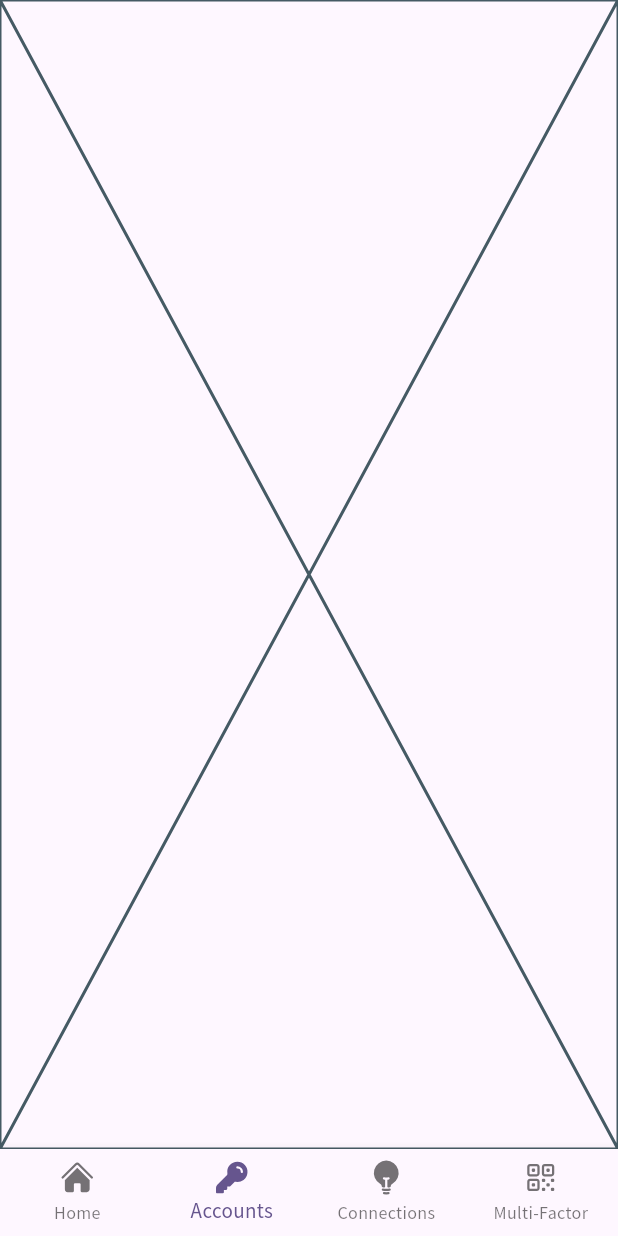
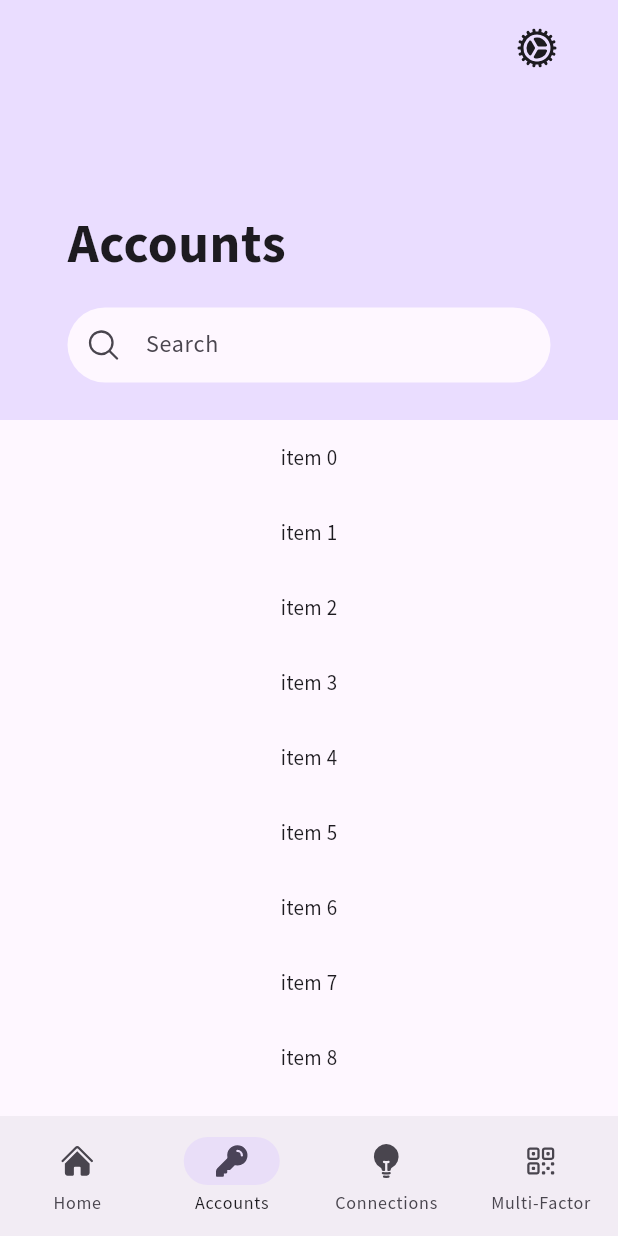
Before and after one commit to SamJakob/CyberGuard, a Flutter app: the screen it shows after launch, after a tap on "Go to Accounts", on a phone screen of 412 x 824 dp. Run offline on Flutter 3.47's test engine with Material 2 defaults, Android fonts, the phone set to English and light mode, and no system bars; our stand-ins replace auto_size_text, get_it, go_router, heroicons, hooks_riverpod.

Commit message:
Design overhaul

```diff
--- a/lib/app.dart
+++ b/lib/app.dart
@@ -36,17 +36,20 @@
         GoRoute(
           path: '/accounts',
           parentNavigatorKey: _shellNavigatorKey,
-          pageBuilder: (final context, final state) => RootScreen.createTabPageBuilder(context, state, const AccountsScreen()),
+          pageBuilder: (final context, final state) =>
+              RootScreen.createTabPageBuilder(context, state, AccountsScreen()),
         ),
         GoRoute(
           path: '/connections',
           parentNavigatorKey: _shellNavigatorKey,
-          pageBuilder: (final context, final state) => RootScreen.createTabPageBuilder(context, state, const ConnectionsScreen()),
+          pageBuilder: (final context, final state) =>
+              RootScreen.createTabPageBuilder(context, state, const ConnectionsScreen()),
         ),
         GoRoute(
           path: '/multi-factor',
           parentNavigatorKey: _shellNavigatorKey,
-          pageBuilder: (final context, final state) => RootScreen.createTabPageBuilder(context, state, const MultiFactorScreen()),
+          pageBuilder: (final context, final state) =>
+              RootScreen.createTabPageBuilder(context, state, const MultiFactorScreen()),
         )
       ],
     ),
@@ -67,6 +70,7 @@
         title: 'CyberGuard',
         theme: ThemeData(
           useMaterial3: true,
+          brightness: Brightness.light,
           colorSchemeSeed: kAppThemeColor,
           fontFamily: "Source Sans Pro",
           highlightColor: Colors.transparent,
--- a/lib/const/branding.dart
+++ b/lib/const/branding.dart
@@ -3,19 +3,4 @@
 import 'package:flutter/material.dart';
 
 const String kAppName = "CyberGuard";
-
-const MaterialColor kAppThemeColor = MaterialColor(
-  0xFF8E61F0,
-  <int, Color>{
-    50: Color(0xFFF1ECFD),
-    100: Color(0xFFDDD0FB),
-    200: Color(0xFFC7B0F8),
-    300: Color(0xFFB090F5),
-    400: Color(0xFF9F79F2),
-    500: Color(0xFF8E61F0),
-    600: Color(0xFF8659EE),
-    700: Color(0xFF7B4FEC),
-    800: Color(0xFF7145E9),
-    900: Color(0xFF5F33E5),
-  },
-);
+const Color kAppThemeColor = Color(0xFF8E61F0);
--- a/lib/interface/components/progress_wheel.dart
+++ b/lib/interface/components/progress_wheel.dart
@@ -1,5 +1,6 @@
 import 'dart:math';
 
+import 'package:cyberguard/interface/utility/context.dart';
 import 'package:flutter/material.dart';
 import 'package:vector_math/vector_math.dart' as vector_math;
 
@@ -27,7 +28,7 @@
             size: Size.square(size),
             painter: _ProgressWheelIndicator(
               backgroundColor: Theme.of(context).colorScheme.inversePrimary.withOpacity(0.4),
-              color: Theme.of(context).colorScheme.onPrimary,
+              color: context.colorScheme.onPrimaryContainer,
               value: value,
             ),
           ),
--- a/lib/interface/partials/level_score_wheel.dart
+++ b/lib/interface/partials/level_score_wheel.dart
@@ -27,7 +27,7 @@
           minFontSize: (size * 0.2).roundToDouble(),
           style: TextStyle(
             fontWeight: FontWeight.w900,
-            color: context.colorScheme.background,
+            color: context.colorScheme.onPrimaryContainer,
           ),
         ),
         AutoSizeText(
@@ -35,7 +35,7 @@
           minFontSize: (size * 0.085).roundToDouble(),
           style: TextStyle(
             fontWeight: FontWeight.bold,
-            color: context.colorScheme.onPrimary,
+            color: context.colorScheme.onPrimaryContainer,
           ),
         ),
       ],
--- /dev/null
+++ b/lib/interface/partials/root_app_bar.dart
@@ -0,0 +1,187 @@
+import 'dart:ui';
+
+import 'package:cyberguard/const/interface.dart';
+import 'package:cyberguard/interface/utility/context.dart';
+import 'package:flutter/material.dart';
+import 'package:flutter/scheduler.dart';
+import 'package:go_router/go_router.dart';
+import 'package:heroicons/heroicons.dart';
+
+class RootAppBar extends StatefulWidget {
+  final String title;
+  final double collapsedHeight;
+  final double expandedHeight;
+  final Widget? bottomWidget;
+  final double bottomWidgetSize;
+  final bool autoPadBottomWidget;
+  final bool forceShrink;
+
+  RootAppBar({
+    final Key? key,
+    required this.title,
+    this.collapsedHeight = 64,
+    final double expandedHeight = 200,
+    this.bottomWidget,
+    final double? bottomWidgetSize,
+    this.autoPadBottomWidget = false,
+    this.forceShrink = false,
+  })  : assert(bottomWidget != null ? bottomWidgetSize != null : true,
+            "If the bottomWidget is present, its size must be set."),
+        bottomWidgetSize = bottomWidget != null ? bottomWidgetSize! : 0,
+        expandedHeight =
+            forceShrink ? collapsedHeight : expandedHeight + (bottomWidget != null ? bottomWidgetSize ?? 0 : 0),
+        super(key: key);
+
+  @override
+  State<RootAppBar> createState() => _RootAppBarState();
+}
+
+class _RootAppBarState extends State<RootAppBar> {
+  final shrinkController = _RootAppBarShrinkController(initialScrollProgress: 1.0);
+
+  @override
+  void initState() {
+    shrinkController.addListener(() {
+      if (mounted) setState(() {});
+    });
+
+    super.initState();
+  }
+
+  @override
+  Widget build(final BuildContext context) {
+    final titleStyle = TextStyle(
+      color: Theme.of(context).colorScheme.onSurface,
+      fontWeight: FontWeight.bold,
+      fontSize: 24,
+    );
+
+    return SliverAppBar.large(
+      pinned: true,
+      centerTitle: false,
+      elevation: 3,
+      foregroundColor: context.colorScheme.onSurface,
+      collapsedHeight: widget.collapsedHeight,
+      expandedHeight: widget.expandedHeight,
+      flexibleSpace: Container(
+        color: context.colorScheme.primaryContainer,
+        child: SafeArea(
+          top: true,
+          child: LayoutBuilder(
+            builder: (final context, final constraints) {
+              final double scrollProgress = (() {
+                // Special case: if we want to force a shrink, we should return a value indicating the scroll progress
+                // is 1.0 (e.g., for a search query).
+                if (widget.forceShrink) return 0.0;
+
+                // Otherwise, render scroll percentage as a function of the difference between collapsed and expanded
+                // heights.
+                return ((constraints.maxHeight - widget.collapsedHeight - (widget.bottomWidgetSize)) /
+                        (widget.expandedHeight - widget.collapsedHeight - (widget.bottomWidgetSize)))
+                    .clamp(0.0, 1.0);
+              })();
+
+              SchedulerBinding.instance.addPostFrameCallback((final _) {
+                shrinkController.scrollProgress = scrollProgress;
+              });
+
+              return Stack(
+                fit: StackFit.expand,
+                children: [
+                  FadeTransition(
+                    opacity: AlwaysStoppedAnimation<double>(const Interval(0.0, 0.8).transform(scrollProgress)),
+                    child: Transform.scale(
+                      alignment: Alignment.bottomLeft,
+                      scale: shrinkController.scaleFactor,
+                      child: Column(
+                        crossAxisAlignment: CrossAxisAlignment.start,
+                        mainAxisAlignment: MainAxisAlignment.end,
+                        children: [
+                          Expanded(
+                            child: Align(
+                              alignment: Alignment.bottomLeft,
+                              child: AnimatedContainer(
+                                curve: Curves.easeInOut,
+                                duration: const Duration(milliseconds: 10),
+                                padding: const EdgeInsets.symmetric(horizontal: kSpaceUnitPx * 1.5).copyWith(
+                                  bottom: (kSpaceUnitPx + widget.bottomWidgetSize * 1 / shrinkController.scaleFactor) *
+                                      0.85,
+                                ),
+                                child: Text(
+                                  widget.title,
+                                  style: titleStyle.copyWith(fontSize: 24),
+                                ),
+                              ),
+                            ),
+                          ),
+                        ],
+                      ),
+                    ),
+                  ),
+                  FadeTransition(
+                    opacity: AlwaysStoppedAnimation<double>(const Interval(0.8, 1.0).transform(1 - scrollProgress)),
+                    child: Align(
+                      alignment: Alignment.topLeft,
+                      child: SizedBox(
+                        height: widget.collapsedHeight,
+                        child: Align(
+                          alignment: Alignment.centerLeft,
+                          child: Padding(
+                            padding: const EdgeInsets.symmetric(horizontal: kSpaceUnitPx * 1.5),
+                            child: Text(widget.title, style: titleStyle),
+                          ),
+                        ),
+                      ),
+                    ),
+                  ),
+                ],
+              );
+            },
+          ),
+        ),
+      ),
+      actions: [
+        IconButton(
+          onPressed: () {
+            context.push('/settings');
+          },
+          icon: const HeroIcon(HeroIcons.cog, size: 32),
+        ),
+        const SizedBox(width: kSpaceUnitPx * 1.5)
+      ],
+      bottom: widget.bottomWidget != null
+          ? PreferredSize(
+              preferredSize: Size.fromHeight(widget.bottomWidgetSize),
+              child: SizedBox(
+                height: widget.bottomWidgetSize,
+                width: double.infinity,
+                child: AnimatedContainer(
+                  curve: Curves.easeInOut,
+                  duration: const Duration(milliseconds: 10),
+                  padding: (widget.autoPadBottomWidget
+                          ? EdgeInsets.symmetric(horizontal: kSpaceUnitPx * 1.5 * shrinkController.scaleFactor)
+                          : EdgeInsets.zero)
+                      .copyWith(bottom: kSpaceUnitPx * (shrinkController.scrollProgress)),
+                  child: widget.bottomWidget!,
+                ),
+              ),
+            )
+          : null,
+    );
+  }
+}
+
+class _RootAppBarShrinkController extends ValueNotifier<double> {
+  _RootAppBarShrinkController({
+    required final double initialScrollProgress,
+  }) : super(initialScrollProgress);
+
+  double get scrollProgress => value;
+  double get scaleFactor => lerpDouble(1.0, 1.5, scrollProgress) ?? 1.0;
+
+  set scrollProgress(final double scrollProgress) {
+    if (value == scrollProgress) return;
+    value = scrollProgress;
+    notifyListeners();
+  }
+}
--- a/lib/interface/screens/root.dart
+++ b/lib/interface/screens/root.dart
@@ -1,3 +1,4 @@
+import 'package:cyberguard/interface/utility/context.dart';
 import 'package:flutter/material.dart';
 import 'package:go_router/go_router.dart';
 import 'package:heroicons/heroicons.dart';
@@ -15,25 +16,17 @@
 
   /// Creates a [CustomTransitionPage] for a RootScreen tab.
   static Page<void> createTabPageBuilder(final BuildContext context, final GoRouterState state, final Widget child) {
-    return CustomTransitionPage<void>(
+    return NoTransitionPage<void>(
       key: state.pageKey,
       child: child,
-      transitionDuration: const Duration(milliseconds: 100),
-      transitionsBuilder: (final context, final animation, final secondaryAnimation, final child) {
-        return FadeTransition(
-          opacity: Tween<double>(begin: 0.8, end: 1.0).animate(animation),
-          child: child,
-        );
-      },
     );
   }
 
-  /// Returns the currently selected index (or 0 if an index couldn't be
-  /// found).
-  int getCurrentIndex(final BuildContext context) {
+  /// Returns the currently selected index (or null if an index couldn't be found).
+  int? getCurrentIndex(final BuildContext context) {
     final currentLocation = GoRouter.of(context).location;
     final index = tabs.indexWhere((final tab) => tab.target.startsWith(currentLocation));
-    return index < 0 ? 0 : index;
+    return index < 0 ? null : index;
   }
 
   /// Navigates to selected tab; [tabIndex].
@@ -44,27 +37,48 @@
   }
 
   @override
-  Widget build(final BuildContext context) {
-    return Scaffold(
-      body: child,
-      bottomNavigationBar: BottomNavigationBar(
-        onTap: (final index) => activateSelectedIndex(context, index),
-        currentIndex: getCurrentIndex(context),
-        useLegacyColorScheme: false,
-        type: BottomNavigationBarType.fixed,
-        items: tabs,
-      ),
-    );
+  Widget build(final BuildContext context) => Scaffold(
+        body: child,
+        bottomNavigationBar: _renderBottomNavigationBar(context),
+      );
+
+  Widget _renderBottomNavigationBar(final BuildContext context) {
+    // Attempt to retrieve the currently selected tab index.
+    final currentIndex = getCurrentIndex(context);
+
+    // Check if there is, in fact, a current index (i.e., whether currentIndex != null).
+    // If it's null, simply replace the bottom app bar with a placeholder.
+    if (currentIndex == null) {
+      return Container(
+        color: ElevationOverlay.applySurfaceTint(
+          NavigationBarTheme.of(context).backgroundColor ?? context.colorScheme.surface,
+          NavigationBarTheme.of(context).surfaceTintColor ?? context.colorScheme.surfaceTint,
+          NavigationBarTheme.of(context).elevation ?? 3.0,
+        ),
+        child: SafeArea(
+          child: SizedBox(
+            height: NavigationBarTheme.of(context).height ?? 80,
+            width: double.infinity,
+          ),
+        ),
+      );
+    } else {
+      return NavigationBar(
+        onDestinationSelected: (final index) => activateSelectedIndex(context, index),
+        selectedIndex: currentIndex,
+        destinations: tabs,
+      );
+    }
   }
 }
 
-class _RootScreenTab extends BottomNavigationBarItem {
+class _RootScreenTab extends NavigationDestination {
   /// The page to navigate to when this tab is selected.
   final String target;
 
   const _RootScreenTab({
     required this.target,
     required super.icon,
-    super.label,
+    required super.label,
   });
 }
--- a/lib/interface/screens/root/accounts.dart
+++ b/lib/interface/screens/root/accounts.dart
@@ -1,10 +1,53 @@
+import 'package:cyberguard/interface/partials/root_app_bar.dart';
+import 'package:cyberguard/interface/utility/context.dart';
 import 'package:flutter/material.dart';
+import 'package:heroicons/heroicons.dart';
 
 class AccountsScreen extends StatelessWidget {
-  const AccountsScreen({final Key? key}) : super(key: key);
+  final ScrollController _scrollController = ScrollController();
+
+  AccountsScreen({final Key? key}) : super(key: key);
 
   @override
   Widget build(final BuildContext context) {
-    return const Placeholder();
+    return Scrollbar(
+      controller: _scrollController,
+      child: CustomScrollView(
+        controller: _scrollController,
+        slivers: [
+          RootAppBar(
+            title: "Accounts",
+            autoPadBottomWidget: true,
+            bottomWidgetSize: 80,
+            bottomWidget: Center(
+              child: SizedBox(
+                height: 50,
+                child: TextField(
+                  decoration: InputDecoration(
+                    filled: true,
+                    fillColor: context.colorScheme.surface,
+                    border: OutlineInputBorder(
+                      borderSide: BorderSide.none,
+                      borderRadius: BorderRadius.circular(1000),
+                      gapPadding: 4,
+                    ),
+                    hintText: "Search",
+                    prefixIcon: const HeroIcon(HeroIcons.magnifyingGlass),
+                  ),
+                ),
+              ),
+            ),
+          ),
+          SliverFixedExtentList(
+            itemExtent: 50.0,
+            delegate: SliverChildBuilderDelegate((final context, final index) {
+              return Center(
+                child: Text("item $index"),
+              );
+            }),
+          )
+        ],
+      ),
+    );
   }
 }
--- a/lib/interface/screens/root/home.dart
+++ b/lib/interface/screens/root/home.dart
@@ -23,7 +23,7 @@
             actions: [
               IconButton(
                 onPressed: () {
-                  context.go('/settings');
+                  context.push('/settings');
                 },
                 icon: const HeroIcon(HeroIcons.cog, size: 32),
               ),
@@ -44,20 +44,26 @@
                   ),
                   Expanded(child: Container()),
                   Padding(
-                    padding: const EdgeInsets.symmetric(horizontal: kSpaceUnitPx * 1.5, vertical: kSpaceUnitPx).copyWith(top: 0),
+                    padding: const EdgeInsets.symmetric(horizontal: kSpaceUnitPx * 1.5, vertical: kSpaceUnitPx)
+                        .copyWith(top: 0),
                     child: Row(
                       mainAxisAlignment: MainAxisAlignment.center,
                       crossAxisAlignment: CrossAxisAlignment.center,
                       children: [
-                        HeroIcon(HeroIcons.exclamationTriangle, size: 48, color: context.colorScheme.onPrimary),
+                        HeroIcon(HeroIcons.exclamationTriangle,
+                            size: 48, color: context.colorScheme.onPrimaryContainer),
                         const SizedBox(width: kSpaceUnitPx),
                         Expanded(
                           child: RichText(
                             text: TextSpan(
                               children: [
-                                TextSpan(text: "You still have sections to complete!", style: TextStyle(color: context.colorScheme.onPrimary.withOpacity(0.8))),
+                                TextSpan(
+                                    text: "You still have sections to complete!",
+                                    style: TextStyle(color: context.colorScheme.onPrimaryContainer.withOpacity(0.8))),
                                 const TextSpan(text: " "),
-                                const TextSpan(text: "Completing them will improve your score."),
+                                TextSpan(
+                                    text: "Completing them will improve your score.",
+                                    style: TextStyle(color: context.colorScheme.onPrimaryContainer)),
                               ],
                               style: const TextStyle(
                                 fontWeight: FontWeight.bold,
@@ -80,10 +86,11 @@
                 mainAxisAlignment: MainAxisAlignment.center,
                 crossAxisAlignment: CrossAxisAlignment.center,
                 children: [
-                  HeroIcon(HeroIcons.shieldCheck, size: 48, color: context.colorScheme.primary),
+                  HeroIcon(HeroIcons.shieldCheck, size: 48, color: context.colorScheme.onPrimaryContainer),
                   Text(
                     "No issues!",
-                    style: TextStyle(color: context.colorScheme.primary, fontWeight: FontWeight.bold, fontSize: 24),
+                    style: TextStyle(
+                        color: context.colorScheme.onPrimaryContainer, fontWeight: FontWeight.bold, fontSize: 24),
                   ),
                   Text(
                     "There are no security issues that need your attention.",
--- a/lib/interface/screens/root/home/home_app_bar.dart
+++ b/lib/interface/screens/root/home/home_app_bar.dart
@@ -56,7 +56,8 @@
   double get maxShrinkOffset => maxExtent - minExtent;
 
   @override
-  bool shouldRebuild(covariant final SliverPersistentHeaderDelegate oldDelegate) => oldDelegate.maxExtent != maxExtent || oldDelegate.minExtent != minExtent;
+  bool shouldRebuild(covariant final SliverPersistentHeaderDelegate oldDelegate) =>
+      oldDelegate.maxExtent != maxExtent || oldDelegate.minExtent != minExtent;
 
   @override
   Widget build(final BuildContext context, final double shrinkOffset, final bool overlapsContent) {
@@ -78,7 +79,7 @@
               ),
         child: Container(
           padding: EdgeInsets.only(bottom: (maxExtent * (1 - curveStartFraction)) * (1 - scrollPercentage)),
-          color: Theme.of(context).colorScheme.primary,
+          color: Theme.of(context).colorScheme.primaryContainer,
           child: SafeArea(
             top: true,
             left: true,
@@ -91,7 +92,7 @@
                   child: Padding(
                     padding: const EdgeInsets.symmetric(horizontal: kSpaceUnitPx * 1.5),
                     child: IconTheme(
-                      data: Theme.of(context).iconTheme.copyWith(color: context.colorScheme.onPrimary),
+                      data: Theme.of(context).iconTheme.copyWith(color: context.colorScheme.onPrimaryContainer),
                       child: Row(
                         crossAxisAlignment: CrossAxisAlignment.center,
                         children: [
@@ -102,7 +103,7 @@
                               Text(
                                 "Welcome back,",
                                 style: TextStyle(
-                                  color: context.colorScheme.onPrimary,
+                                  color: context.colorScheme.onPrimaryContainer,
                                   fontSize: 18,
                                   fontWeight: FontWeight.normal,
                                 ),
@@ -111,7 +112,7 @@
                                 "John",
                                 style: TextStyle(
                                   height: 1.0,
-                                  color: context.colorScheme.onPrimary,
+                                  color: context.colorScheme.onPrimaryContainer,
                                   fontSize: 24,
                                   fontWeight: FontWeight.w700,
                                 ),
--- a/lib/interface/screens/settings.dart
+++ b/lib/interface/screens/settings.dart
@@ -4,7 +4,7 @@
   const SettingsScreen({super.key});
 
   @override
-  Widget build(BuildContext context) {
+  Widget build(final BuildContext context) {
     return Scaffold(
       appBar: AppBar(
         title: const Text(
```
Also changed, not shown: pubspec.lock.
